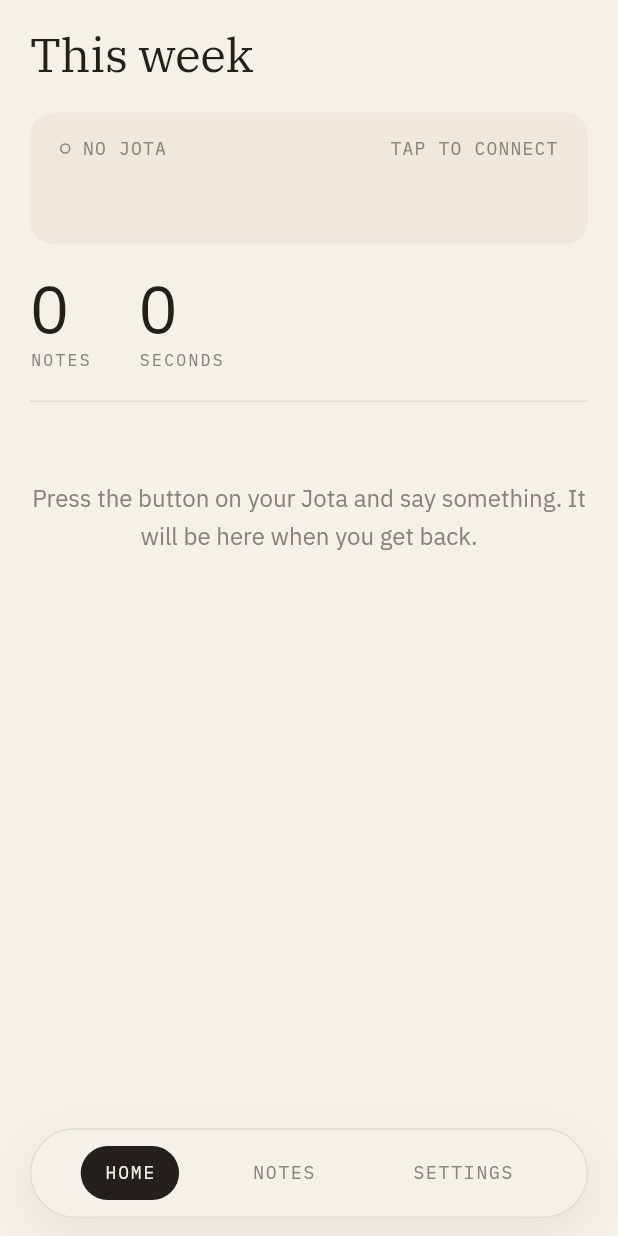
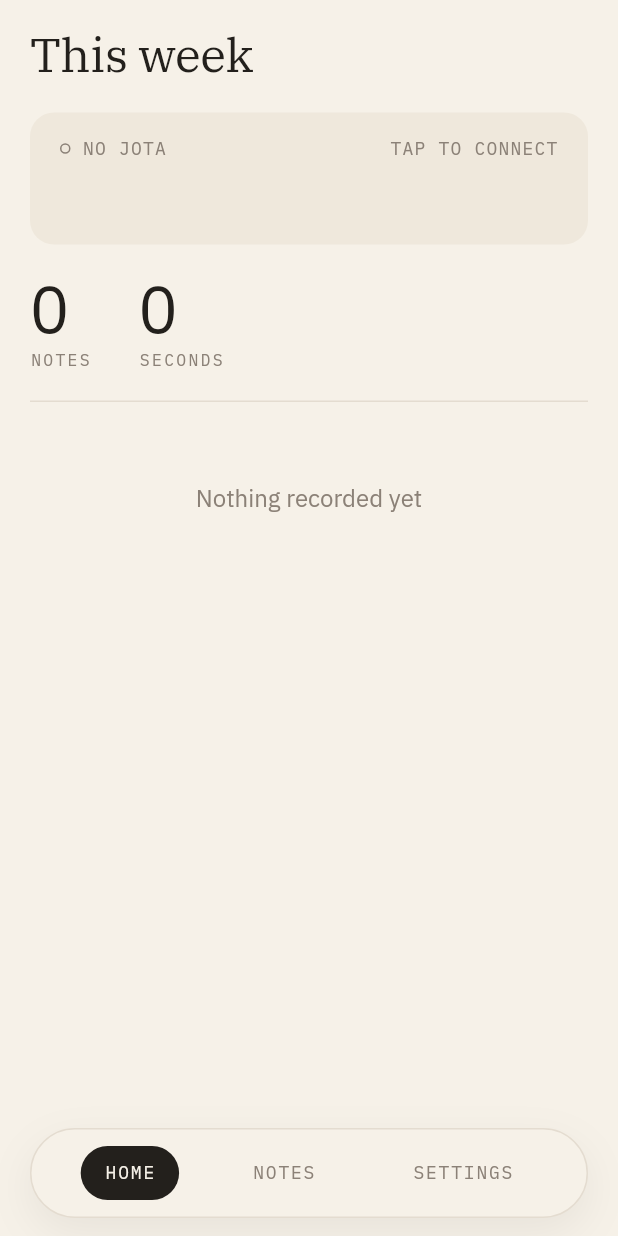
Before and after one commit to ahmedkmadani/3d-printer-projects, a Flutter app: the HomeShell screen opened directly, on a phone screen of 412 x 824 dp. Run offline on Flutter 3.47's test engine with Material 3 defaults, Android fonts, the phone set to English and light mode, and no system bars; our stand-ins replace flutter_blue_plus, flutter_local_notifications, flutter_secure_storage, just_audio, local_auth, lucide_icons_flutter and 3 more; missing offline and left inert: flutter_foreground_task, whisper_ggml; accounts and stored records are empty; project files that could hold a hidden picture were left out.

Commit message:
App: fewer words — the app stops explaining itself
A pass for minimalism. Every sentence that told the user how to use a
control is gone, and where a control needed the sentence, the control
changed instead.

Home: the device card is the id, the charge and one word (ASLEEP,
LISTENING, SAVING, SYNCED, WAITING). No "press a button" line, no lead
sentence under the headline; the figures take a THIS WEEK caption only
when the headline is about something else. Empty states are one line.

Notes: the swipe hint and its settings counter are gone — a swipe is a
swipe. The how-it-works card is three short lines.

Note screen: no "Hold to edit" caption. Two small stadiums, Edit and
Transcribe again, under the words; a long press on the words still
opens the editor. Delete is one quiet word at the foot of the details
card, right-aligned.

Settings: the title has the same room it has on Notes, captions sit on
the card-label rhythm, "Notes are in" is "Language". The Appearance and
Language sheets have a title and their choices, no subtitle. The tag
sheet the same. Tags: no sentence under the title; the grip, the cut
line (ON JOTA) and the swipe say it.

Setup screens and snackbars trimmed to a few words each. Nothing was
removed that did something.

Co-Authored-By: Claude Fable 5.1 <noreply@anthropic.com>
Claude-Session: https://claude.ai/code/session_01D8zJ6zwLcbC9u3XbhQ3YAd

```diff
--- a/jota/app/lib/data/prefs_settings_store.dart
+++ b/jota/app/lib/data/prefs_settings_store.dart
@@ -133,12 +133,6 @@ class PrefsSettingsStore implements SettingsStore {
   Future<void> setAppearance(String v) => _prefs.setString('appearance', v);
 
   @override
-  int get swipeHintShown => _prefs.getInt('swipe_hint_shown') ?? 0;
-
-  @override
-  Future<void> setSwipeHintShown(int v) => _prefs.setInt('swipe_hint_shown', v);
-
-  @override
   Future<void> setNotesNewestFirst(bool v) => _prefs.setBool(_kNewestFirst, v);
 
   @override
--- a/jota/app/lib/data/settings_store.dart
+++ b/jota/app/lib/data/settings_store.dart
@@ -68,11 +68,6 @@ abstract class SettingsStore {
   String get appearance;
   Future<void> setAppearance(String v);
 
-  /// How many times the archive has shown its "swipe to delete / share" line.
-  /// It stops after three: a hint that never leaves is a label.
-  int get swipeHintShown;
-  Future<void> setSwipeHintShown(int v);
-
   Future<void> setNotesNewestFirst(bool v);
 
   /// Whether the first-run splash → onboarding flow has been completed. False on
--- a/jota/app/lib/preview/in_memory_stores.dart
+++ b/jota/app/lib/preview/in_memory_stores.dart
@@ -427,12 +427,6 @@ class InMemorySettingsStore implements SettingsStore {
   @override
   Future<void> setAppearance(String v) async => _appearance = v;
 
-  int _swipeHintShown = 3; // the preview never nags
-  @override
-  int get swipeHintShown => _swipeHintShown;
-  @override
-  Future<void> setSwipeHintShown(int v) async => _swipeHintShown = v;
-
   @override
   Future<void> setNotesNewestFirst(bool v) async => _newestFirst = v;
 
--- a/jota/app/lib/screens/bluetooth_off_screen.dart
+++ b/jota/app/lib/screens/bluetooth_off_screen.dart
@@ -76,10 +76,8 @@ class BluetoothOffScreen extends StatelessWidget {
                   constraints: const BoxConstraints(maxWidth: 300),
                   child: Text(
                     unauthorized
-                        ? 'Allow Bluetooth in Settings and your notes will '
-                            'come across on their own.'
-                        : 'Jota talks to your phone over Bluetooth. Your '
-                            'notes are still here.',
+                        ? 'Allow Bluetooth in Settings'
+                        : 'Turn on Bluetooth',
                     style: t.prose.copyWith(color: c.inkMuted),
                     textAlign: TextAlign.center,
                   ),
--- a/jota/app/lib/screens/connect_screen.dart
+++ b/jota/app/lib/screens/connect_screen.dart
@@ -143,7 +143,7 @@ class _ConnectScreenState extends State<ConnectScreen> {
                 // The device is not obvious to operate, and nothing else in the
                 // product says this. It shows its code by itself when no phone owns
                 // it, so there is no menu to talk anyone through any more.
-                'Switch it on. It shows a code the first time.',
+                'Switch on your Jota',
                 style: t.prose.copyWith(color: c.inkMuted),
               ),
               const SizedBox(height: JotaGrid.gapL),
@@ -182,7 +182,7 @@ class _ConnectScreenState extends State<ConnectScreen> {
 
               if (wantsCode) ...<Widget>[
                 Text(
-                  'Enter the code showing on Jota',
+                  'Enter the code on the Jota',
                   style: t.prose.copyWith(color: c.inkMuted),
                   textAlign: TextAlign.center,
                 ),
--- a/jota/app/lib/screens/home_screen.dart
+++ b/jota/app/lib/screens/home_screen.dart
@@ -65,11 +65,10 @@ class HomeScreen extends StatelessWidget {
         : running != null
             ? 'Transcribing'
             : 'This week';
-    final String? lead = pending > 0
-        ? 'On your Jota. Bring it close and it syncs.'
-        : running != null
-            ? '${running.displayId} is being read. It lands here when done.'
-            : null;
+    // No sentence under the headline: the headline is the whole news. The
+    // figures get their THIS WEEK caption only when the headline is about
+    // something else.
+    final bool captionFigures = title != 'This week';
 
     // DateTime.now() is read here rather than held in state: the summary is
     // cheap, and a cached "now" is how a screen ends up insisting it is still
@@ -101,16 +100,12 @@ class HomeScreen extends StatelessWidget {
         ),
         children: <Widget>[
           Text(title, style: t.headline),
-          if (lead != null) ...<Widget>[
-            const SizedBox(height: JotaGrid.gapS),
-            Text(lead, style: t.prose.copyWith(color: c.inkMuted)),
-          ],
           const SizedBox(height: JotaGrid.gapL),
           const DeviceCard(),
           const SizedBox(height: JotaGrid.gapL),
           // The two figures sit under the device card now: what is waiting
           // outranks how much was said, and the card is the thing to tap.
-          if (lead != null) ...<Widget>[
+          if (captionFigures) ...<Widget>[
             Text('THIS WEEK', style: _cardLabel(t, c)),
             const SizedBox(height: JotaGrid.gapM),
           ],
@@ -124,8 +119,7 @@ class HomeScreen extends StatelessWidget {
             const Padding(
               padding: EdgeInsets.symmetric(vertical: JotaGrid.gapXL),
               child: JotaEmpty(
-                message: 'Press the button on your Jota and say something. '
-                    'It will be here when you get back.',
+                message: 'Nothing recorded yet',
               ),
             )
           // Hidden until there are enough notes for a count to mean
@@ -325,8 +319,7 @@ class _NothingYet extends StatelessWidget {
     return Text(
       // Said plainly, because "no patterns" reads as a failure otherwise —
       // and the honest reason is simply that there is not enough yet.
-      'Nothing has come back often enough to call a pattern yet. Keep '
-      'talking and it will.',
+      'No patterns yet',
       style: t.prose.copyWith(color: c.inkMuted),
     );
   }
--- a/jota/app/lib/screens/pair_screen.dart
+++ b/jota/app/lib/screens/pair_screen.dart
@@ -113,7 +113,7 @@ class _PairScreenState extends State<PairScreen> {
                         // The device has no PAIR menu item any more — it shows its code
                         // by itself whenever no phone owns it. Telling someone to press a
                         // button that no longer exists is worse than saying nothing.
-            'Jota shows its code whenever no phone owns it.',
+                        'Switch on your Jota',
                         style: t.prose.copyWith(color: c.inkMuted),
                       ),
                       const SizedBox(height: JotaGrid.gapL),
@@ -126,7 +126,7 @@ class _PairScreenState extends State<PairScreen> {
                       const SizedBox(height: JotaGrid.gapXL * 2),
 
                       Text(
-            'Enter the code showing on Jota',
+                        'Enter the code on the Jota',
                         style: t.prose.copyWith(color: c.inkMuted),
                         textAlign: TextAlign.center,
                       ),
@@ -140,7 +140,10 @@ class _PairScreenState extends State<PairScreen> {
                         child: Stack(
                           alignment: Alignment.center,
                           children: <Widget>[
-                JotaCodeBoxes(digits: _digits, length: kPairCodeLength),
+                            JotaCodeBoxes(
+                              digits: _digits,
+                              length: kPairCodeLength,
+                            ),
                             Positioned.fill(
                               child: Opacity(
                                 opacity: 0,
@@ -150,7 +153,9 @@ class _PairScreenState extends State<PairScreen> {
                                   keyboardType: TextInputType.number,
                                   inputFormatters: <TextInputFormatter>[
                                     FilteringTextInputFormatter.digitsOnly,
-                        LengthLimitingTextInputFormatter(kPairCodeLength),
+                                    LengthLimitingTextInputFormatter(
+                                      kPairCodeLength,
+                                    ),
                                   ],
                                   onSubmitted: (_) => _submit(),
                                 ),
--- a/jota/app/lib/screens/patterns_screen.dart
+++ b/jota/app/lib/screens/patterns_screen.dart
@@ -56,7 +56,7 @@ class PatternsScreen extends StatelessWidget {
       // chrome on a screen the design gives one.
       rule: false,
       child: week.topics.isEmpty
-          ? const JotaEmpty(message: 'Nothing has come back often enough yet.')
+          ? const JotaEmpty(message: 'No patterns yet')
           : ListView(
               padding: const EdgeInsets.only(
                 top: JotaGrid.gapM,
--- a/jota/app/lib/screens/tag_editor_screen.dart
+++ b/jota/app/lib/screens/tag_editor_screen.dart
@@ -102,7 +102,7 @@ class _TagEditorScreenState extends State<TagEditorScreen> {
     // The ceiling is the device's, so it is explained rather than enforced by a
     // button that has quietly gone grey.
     if (_tags.length >= kMaxTags) {
-      _say(context, '$kMaxTags is the most your Jota holds');
+      _say(context, '$kMaxTags tags is the limit');
       return;
     }
     final String? value = await promptForTag(context);
@@ -138,7 +138,7 @@ class _TagEditorScreenState extends State<TagEditorScreen> {
     final List<String> sorted = List<String>.of(_tags)
       ..sort((String a, String b) => (counts[b] ?? 0) - (counts[a] ?? 0));
     if (_listEquals(sorted, _tags)) {
-      _say(context, 'Already in order of use');
+      _say(context, 'Already sorted');
       return;
     }
     setState(() => _tags = sorted);
@@ -237,8 +237,7 @@ class _TagEditorScreenState extends State<TagEditorScreen> {
                   ? Center(child: Text('Reading Jota…', style: t.label))
                   : _tags.isEmpty
                       ? const JotaEmpty(
-                          message: 'No tags yet. Add one below, and it shows '
-                              'up on the Jota too.',
+                          message: 'No tags yet',
                         )
                       : TagList(
                           tags: _tags,
@@ -282,7 +281,6 @@ class _TagsHeader extends StatelessWidget {
   @override
   Widget build(BuildContext context) {
     final JotaType t = context.type;
-    final JotaColors c = context.ink;
     return Column(
       crossAxisAlignment: CrossAxisAlignment.stretch,
       children: <Widget>[
@@ -296,13 +294,9 @@ class _TagsHeader extends StatelessWidget {
               JotaTextLink(label: 'Sort by use', onTap: onSortByUse!),
           ],
         ),
-        const SizedBox(height: JotaGrid.gapS),
-        Text(
-          'Drag to reorder, swipe left to remove. '
-          'Only the top five fit on the device.',
-          style: t.prose.copyWith(color: c.inkMuted),
-        ),
-        const SizedBox(height: JotaGrid.gapM),
+        // No sentence: the grip says drag, the cut line says which tags
+        // reach the device, and a swipe is a swipe.
+        const SizedBox(height: JotaGrid.gapL),
         const JotaRule(),
       ],
     );
@@ -361,7 +355,7 @@ Future<void> saveTags(BuildContext context, List<String> tags) async {
       if (ok || !messenger.mounted) return;
       messenger.showSnackBar(
         const SnackBar(
-          content: Text('Saved here — Jota gets them at the next sync'),
+          content: Text('Saved. Jota gets them at sync'),
         ),
       );
     }),
@@ -724,7 +718,7 @@ class _DeviceCutLine extends StatelessWidget {
           Padding(
             padding: const EdgeInsets.symmetric(horizontal: JotaGrid.gapM),
             child: Text(
-              'ON JOTA ↑',
+              'ON JOTA',
               // Mono: it is a label on a rule, the same voice as every other
               // piece of chrome on this screen.
               style: t.cardLabel.copyWith(color: c.inkMuted),
--- a/jota/app/lib/screens/widgets/device_card.dart
+++ b/jota/app/lib/screens/widgets/device_card.dart
@@ -181,16 +181,6 @@ class _DeviceCardState extends State<DeviceCard> {
                   ),
                 ],
               ),
-              // What to do about it, when there is something to do. One
-              // sentence in prose under the figures, only for the states
-              // that need one.
-              if (line.hint != null) ...<Widget>[
-                const SizedBox(height: JotaGrid.gapS),
-                Text(
-                  line.hint!,
-                  style: t.prose.copyWith(color: c.inkMuted),
-                ),
-              ],
             ],
           ),
         ),
@@ -276,11 +266,7 @@ class _DeviceLine {
     this.figure,
     this.present = false,
     this.busy = false,
-    this.hint,
   });
-
-  /// A sentence under the figures, for the states that call for one.
-  final String? hint;
 
   /// Left: WHICH Jota. The same id the device prints on its own splash.
   final String name;
@@ -343,14 +329,12 @@ class _DeviceLine {
           figure: charge,
           status: 'LISTENING',
           busy: true,
-          hint: 'Press a button on the Jota to wake it.',
         );
       }
       return _DeviceLine(
         name: name,
         figure: charge,
         status: 'ASLEEP',
-        hint: 'Press a button on the Jota to sync.',
       );
     }
     if (pending == 0) {
--- a/jota/app/lib/screens/widgets/note_actions.dart
+++ b/jota/app/lib/screens/widgets/note_actions.dart
@@ -18,7 +18,7 @@ Future<void> shareNote(BuildContext context, Note note) async {
     ScaffoldMessenger.of(context)
       ..hideCurrentSnackBar()
       ..showSnackBar(
-        const SnackBar(content: Text('Nothing to share until it is transcribed')),
+        const SnackBar(content: Text('No words to share yet')),
       );
     return;
   }
```
Also changed, not shown: jota/app/lib/screens/note_detail_screen.dart (+23 -24 lines), jota/app/lib/screens/note_list_screen.dart (+3 -22 lines), jota/app/lib/screens/settings_screen.dart (+7 -21 lines), 1 other file. Lines whose indentation alone changed are shown as unchanged.
